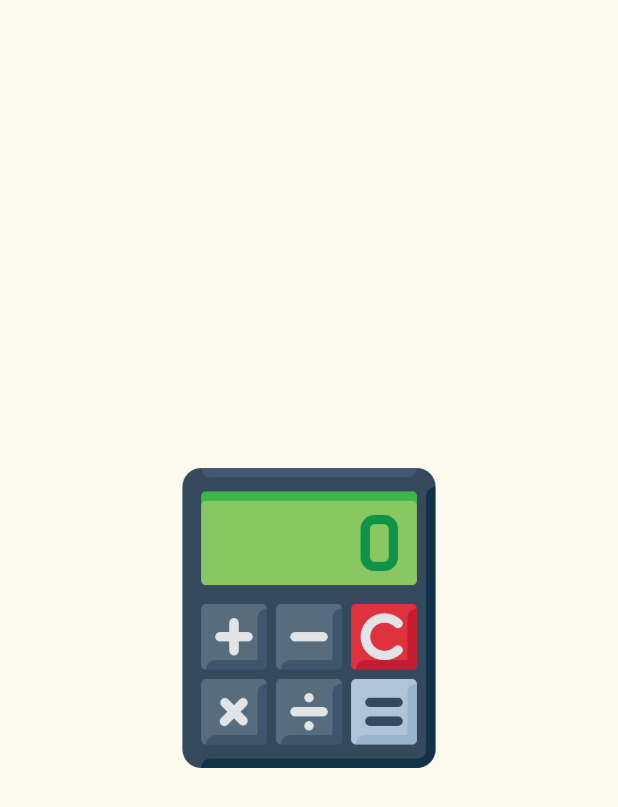
After one commit to edwincubillos24/calculadora_udea, a Flutter app: the SplashPage screen opened directly, on a phone screen of 412 x 824 dp. The commit adds this screen. Shown: the top 807 px of the screen. Run offline on Flutter 3.47's test engine with Material 3 defaults, Android fonts, the phone set to English and light mode, and no system bars.

Commit message:
31-marzo: Se finaliza la aplicación agregando un Splash con el logo de la aplicación, se modifica el icono de la app, se agrega botón y se da funcionalidad para sumar, restar, multiplicar y dividir.

```diff
--- a/lib/main.dart
+++ b/lib/main.dart
@@ -1,4 +1,4 @@
-import 'package:calculadora_udea/pages/calculadora_page.dart';
+import 'package:calculadora_udea/pages/splash_page.dart';
 import 'package:flutter/material.dart';
 
 void main() {
@@ -15,7 +15,7 @@ class MyApp extends StatelessWidget {
       theme: ThemeData(
         colorScheme: ColorScheme.fromSeed(seedColor: Colors.limeAccent),
       ),
-      home: const CalculadoraPage(),
+      home: const SplashPage(),
     );
   }
 }
--- /dev/null
+++ b/lib/pages/splash_page.dart
@@ -0,0 +1,40 @@
+import 'package:calculadora_udea/pages/calculadora_page.dart';
+import 'package:flutter/material.dart';
+
+class SplashPage extends StatefulWidget {
+  const SplashPage({super.key});
+
+  @override
+  State<SplashPage> createState() => _SplashPageState();
+}
+
+class _SplashPageState extends State<SplashPage> {
+
+ @override
+  void initState() {
+    _closeSplash();
+    super.initState();
+  }
+
+  @override
+  Widget build(BuildContext context) {
+    return Scaffold(
+      body: Center(
+        child: Image(
+          image: AssetImage("assets/images/logo.png"),
+          width: 200,
+          height: 200,
+        ),
+      ),
+    );
+  }
+
+  Future<void> _closeSplash() async {
+    Future.delayed(const Duration(seconds: 2), () async {
+      Navigator.pushReplacement(
+        context,
+        MaterialPageRoute(builder: (context) => const CalculadoraPage()),
+      );
+    });
+  }
+}
--- a/pubspec.yaml
+++ b/pubspec.yaml
@@ -57,8 +57,8 @@ flutter:
   # the material Icons class.
   uses-material-design: true
 
-  #assets:
-  #  - images/logo.png
+  assets:
+    - assets/images/
 
   # To add assets to your application, add an assets section, like this:
   # assets:
```
Also changed, not shown: lib/pages/calculadora_page.dart (+75 -6 lines), assets/images/logo.png (added), 5 other files.
